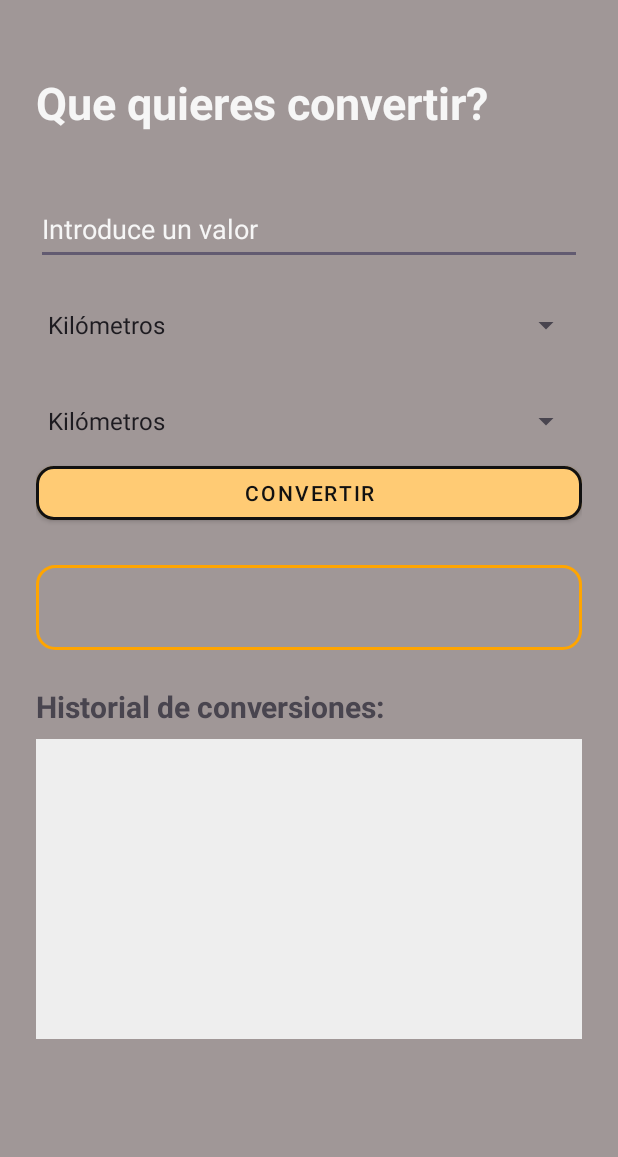
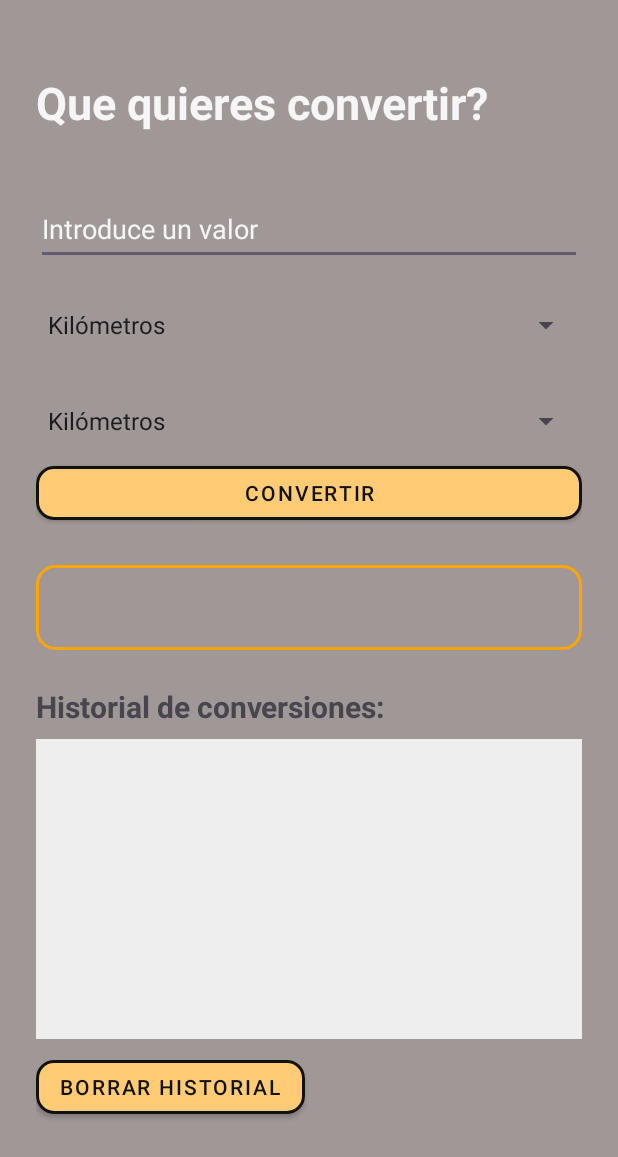
Before and after one commit to AlejandroHernanCid/ConvertidorUnidades, an Android app: the screen it shows after launch (MainActivity), on a phone screen of 412 x 824 dp. Shown: the top 1157 px of the screen. Run offline under Robolectric (Android 15) with nearby library versions, the phone set to English and light mode, and no system bars.

Commit message:
Boton de borrado de historial

```diff
--- a/app/src/main/java/com/example/convertidormonedas/MainActivity.kt
+++ b/app/src/main/java/com/example/convertidormonedas/MainActivity.kt
@@ -19,6 +19,7 @@ class MainActivity : AppCompatActivity() {
     private lateinit var btnConvertir: Button
     private lateinit var tvResultado: TextView
     private lateinit var tvListaHistorial: TextView
+    private lateinit var btnBorrarHistorial: Button
     private val historial = mutableListOf<String>()
     private val opciones = listOf("Kilómetros", "Millas", "Metros", "Pies", "Yardas", "Centímetros", "Pulgadas",
         "Kilogramos", "Libras", "Gramos", "Onzas",
@@ -37,6 +38,7 @@ class MainActivity : AppCompatActivity() {
         btnConvertir = findViewById<Button>(R.id.btnConvertir)
         tvResultado = findViewById<TextView>(R.id.tvResultado)
         tvListaHistorial = findViewById<TextView>(R.id.tvListaHistorial)
+        btnBorrarHistorial = findViewById<Button>(R.id.btnBorrarHistorial)
 
         //Creamos un adaptador para asignar el contenido del array de opciones a los spinners
         val adapterTo = ArrayAdapter(this, android.R.layout.simple_spinner_item, opciones)
@@ -51,6 +53,11 @@ class MainActivity : AppCompatActivity() {
 
         btnConvertir.setOnClickListener {
             convertir()
+        }
+
+        btnBorrarHistorial.setOnClickListener {
+            historial.clear()
+            tvListaHistorial.text = ""
         }
 
 
--- a/app/src/main/res/layout/activity_main.xml
+++ b/app/src/main/res/layout/activity_main.xml
@@ -89,4 +89,14 @@
 
     </ScrollView>
 
+    <Button
+        android:id="@+id/btnBorrarHistorial"
+        android:layout_width="wrap_content"
+        android:layout_height="wrap_content"
+        android:layout_marginTop="8dp"
+        android:minHeight="48dp"
+        android:text="Borrar historial"
+        style="@style/resultado_boton_convertir"/>
+
+
 </LinearLayout>
```
